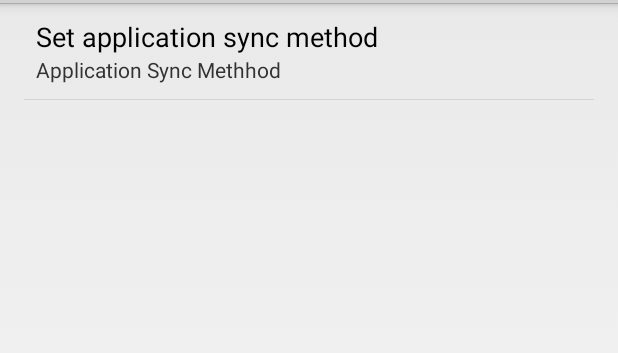
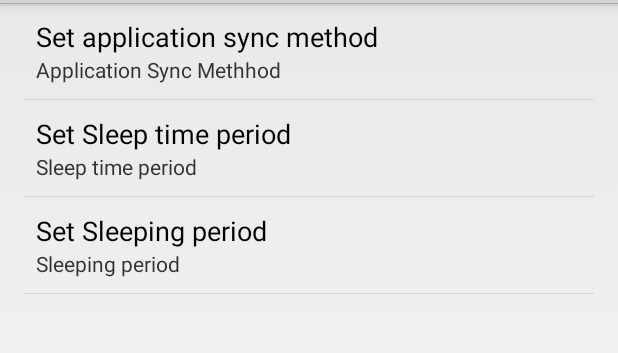
Before and after one commit to ChanakaCooray/AirPollutionMonitoring-AndroidApp, an Android app: the fragment SettingsFragment shown on its own in the app's theme, on a phone screen of 412 x 824 dp, the part 69-422 px from its top. Run offline under Robolectric (Android 15) with nearby library versions, the phone set to English and light mode, and no system bars.

Commit message:
add sleeping time and sleepingTime period to Setting

```diff
--- a/usbSerialExamples/src/main/java/com/hoho/android/usbserial/examples/DeviceListActivity.java
+++ b/usbSerialExamples/src/main/java/com/hoho/android/usbserial/examples/DeviceListActivity.java
@@ -155,7 +155,11 @@ public class DeviceListActivity extends Activity implements UsbDataReceiver.Rece
 
         PreferenceManager.setDefaultValues(this, R.xml.preferences, false);
         SharedPreferences SP = PreferenceManager.getDefaultSharedPreferences(this);
+//        String sleepTimePeriod = SP.getString("sleepTimePeriod", "1000");
+//        String sleepPeriod = SP.getString("sleepPeriod", "1000");
 
+
+      //  Log.e(TAG,"*****************************************"+sleepTimePeriod+"ggg"+sleepPeriod);
         //syncData = SP.getBoolean("syncData", true); //Get saved setting value of sync data
 
         mBuilderInfo = new NotificationCompat.Builder(this)
--- a/usbSerialExamples/src/main/res/xml/preferences.xml
+++ b/usbSerialExamples/src/main/res/xml/preferences.xml
@@ -15,4 +15,15 @@
         android:defaultValue="1"/>
 
 
+    <EditTextPreference
+        android:title="Set Sleep time period"
+        android:summary="Sleep time period"
+        android:key="sleepTimePeriod"
+        android:defaultValue="1000"/>
+
+    <EditTextPreference
+        android:title="Set Sleeping period"
+        android:summary="Sleeping period"
+        android:key="sleepPeriod"
+        android:defaultValue="1000"/>
 </PreferenceScreen>
```
Also changed, not shown: usbSerialExamples/src/main/java/com/hoho/android/usbserial/examples/UsbSerialService.java (+7 -0 lines).
